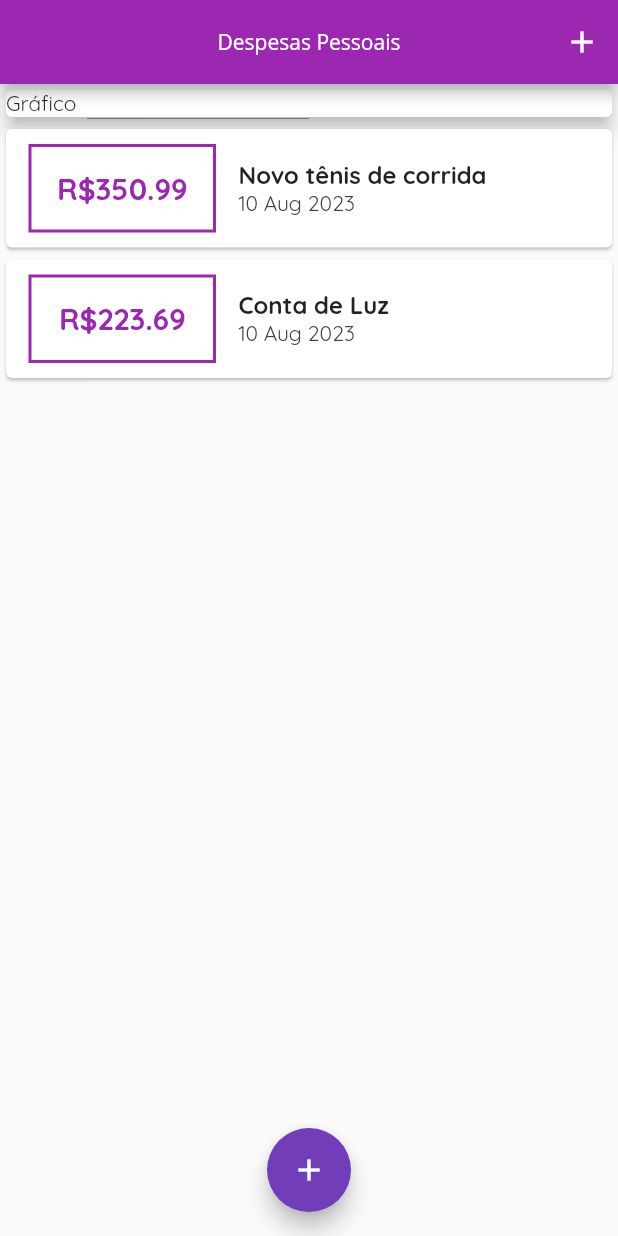
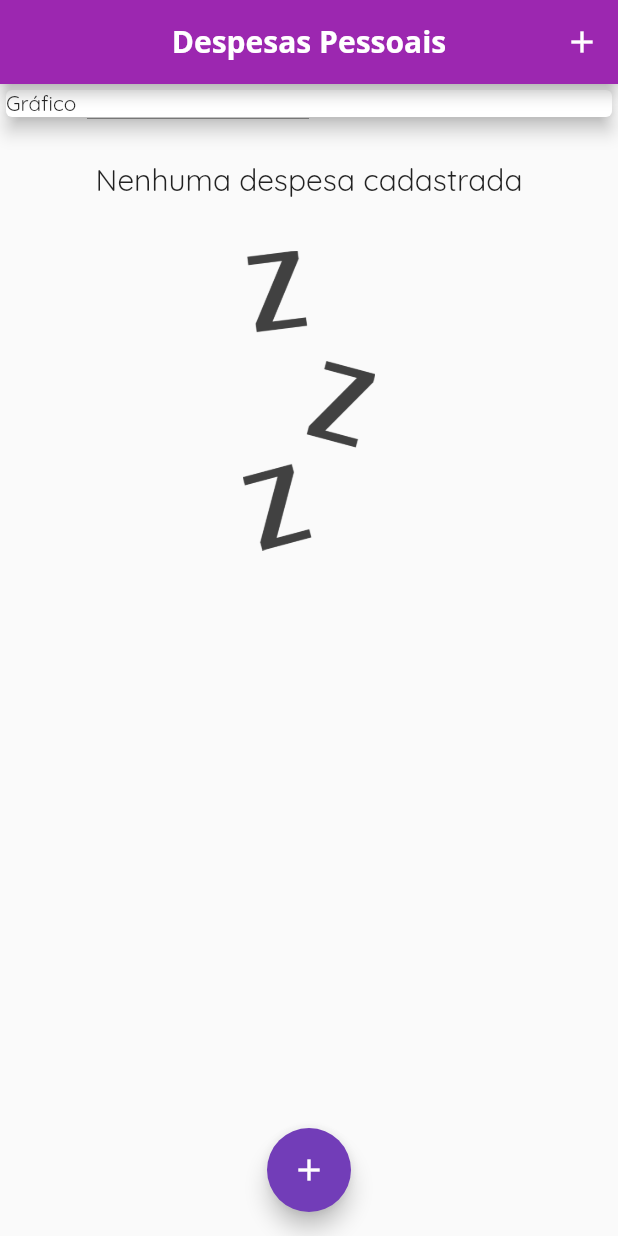
Before and after one commit to muaoliveira/Flutter-Personal-Expenses, a Flutter app: the screen it shows after launch, on a phone screen of 412 x 824 dp. Run offline on Flutter 3.47's test engine with Material 2 defaults, Android fonts, the phone set to English and light mode, and no system bars.

Commit message:
Add files via upload

```diff
--- a/lib/components/transaction_list.dart
+++ b/lib/components/transaction_list.dart
@@ -1,3 +1,5 @@
+// ignore_for_file: prefer_const_literals_to_create_immutables, prefer_const_constructors
+
 import 'package:expenses/models/transaction.dart';
 import 'package:flutter/material.dart';
 import 'package:intl/intl.dart';
@@ -12,7 +14,27 @@ class TransactionList extends StatelessWidget {
   Widget build(BuildContext context) {
     return Container(
       height: 300,
-      child: ListView.builder(
+      child: transaction.isEmpty ? Column(
+        children: [
+          SizedBox(
+            height: 25,
+          ),
+          Text(
+            'Nenhuma despesa cadastrada',
+            style: Theme.of(context).textTheme.titleLarge,
+          ),
+          SizedBox(
+            height: 35,
+          ),
+          Container(
+            height: 200,
+            child: Image.asset('assets/images/waiting.png',
+              fit: BoxFit.cover,
+            ),
+          ),
+        ],
+      )
+      : ListView.builder(
         itemCount: transaction.length,
         itemBuilder: (ctx, index) {
           final tr = transaction[index];
@@ -47,9 +69,10 @@ class TransactionList extends StatelessWidget {
                 children: [
                   Text(
                     tr.title,
-                    style: const TextStyle(
-                      fontWeight: FontWeight.bold,
-                      fontSize: 16,
+                      style: const TextStyle(
+                      fontWeight: FontWeight.w500,
+                      fontSize: 18,
+                      fontFamily: 'OpenSans',
                     ),
                   ),
                   Text(
--- a/lib/main.dart
+++ b/lib/main.dart
@@ -25,11 +25,6 @@ class expensesApp extends StatelessWidget {
           primary: Colors.purple,
           secondary: Color.fromARGB(255, 114, 61, 184),
         ),
-        appBarTheme: AppBarTheme(
-          textTheme: ThemeData.light().textTheme.copyWith(
-
-          ),
-        ),
       ),
     );
   }
@@ -42,8 +37,8 @@ class myHomePage extends StatefulWidget {
 
 class _myHomePageState extends State<myHomePage> {
   //String value = "";
-  final _transactions = [
-    Transaction(
+  final List<Transaction> _transactions = [
+    /*Transaction(
       id: 't1',
       title: 'Novo tênis de corrida',
       value: 350.99,
@@ -54,7 +49,7 @@ class _myHomePageState extends State<myHomePage> {
       title: 'Conta de Luz',
       value: 223.69,
       date: DateTime.now(),
-    ),
+    ),*/
   ];
 
   _addTransaction(String title, double value) {
@@ -87,7 +82,13 @@ class _myHomePageState extends State<myHomePage> {
           fontFamily: 'OpenSans',
         ),
         centerTitle: true,
-        title: const Text('Despesas Pessoais'),
+        title: const Text('Despesas Pessoais',
+        style: TextStyle(
+          fontFamily: 'Opensans',
+          fontSize: 20,
+          fontWeight: FontWeight.w700,
+        )
+        ),
         actions: [
           IconButton(
             onPressed: () => _openTransactionFormModal(context),
--- a/pubspec.yaml
+++ b/pubspec.yaml
@@ -60,8 +60,8 @@ flutter:
   uses-material-design: true
 
   # To add assets to your application, add an assets section, like this:
-  # assets:
-  #   - images/a_dot_burr.jpeg
+  assets:
+    - assets/images/waiting.png
   #   - images/a_dot_ham.jpeg
 
   # An image asset can refer to one or more resolution-specific "variants", see
```
Also changed, not shown: lib/components/chart.dart (added, +25 -0 lines), assets/images/waiting.png (added).
